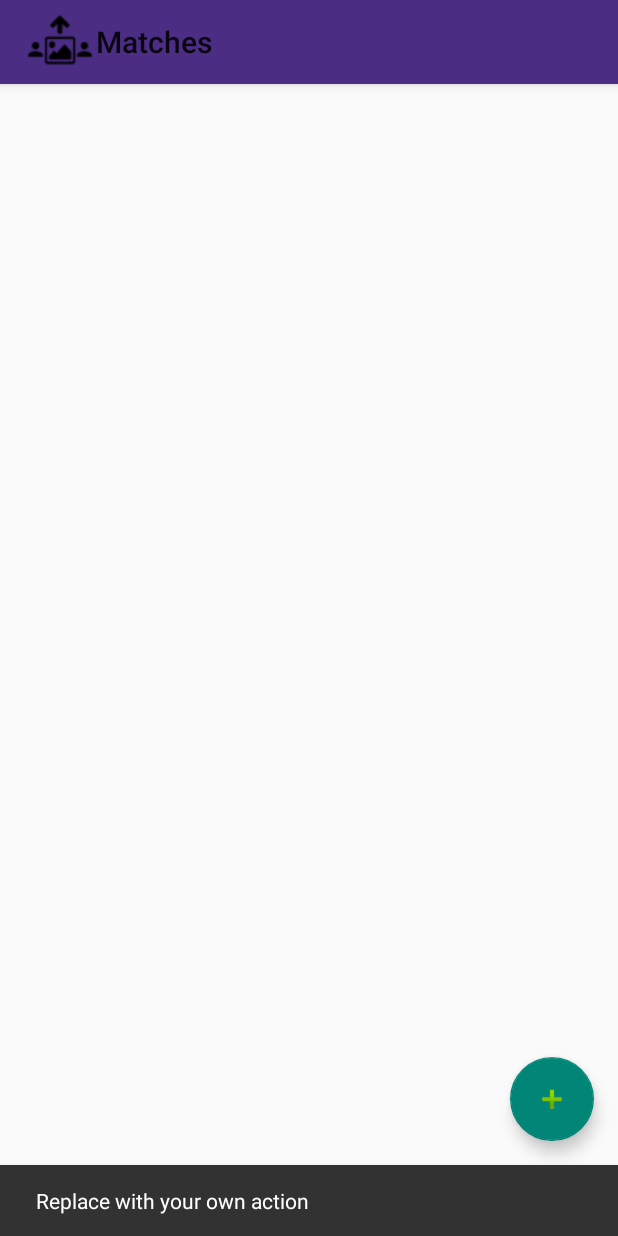
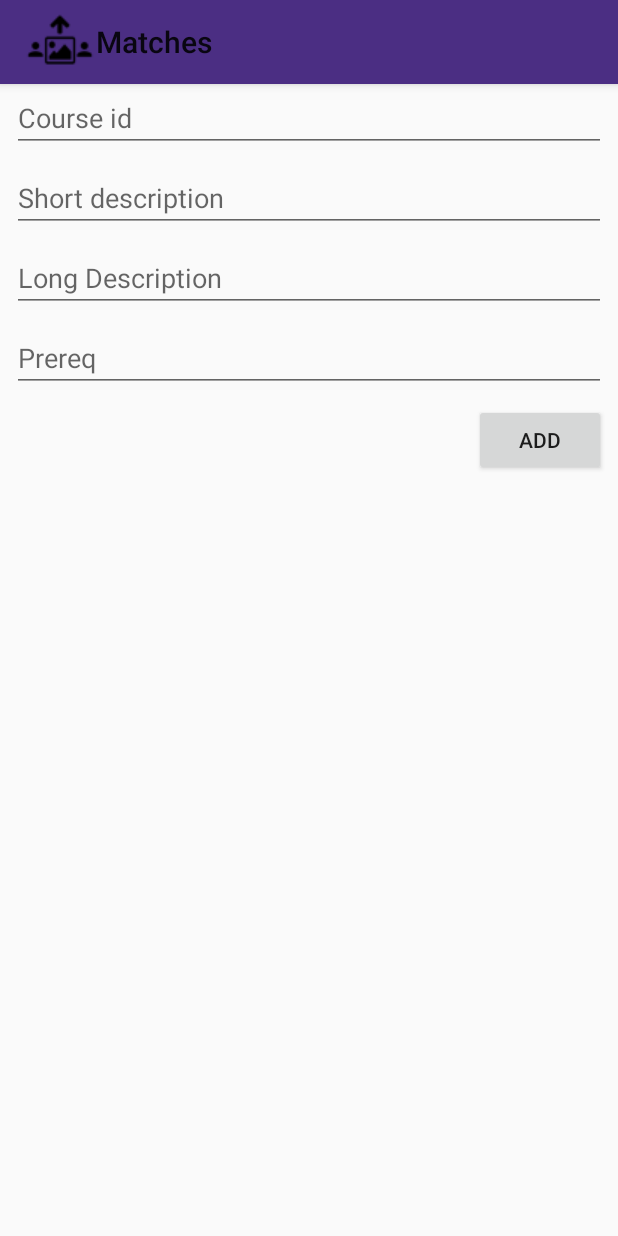
Before and after one commit to MochiCurry/TCSS-450-Team-12, an Android app: the MatchActivity screen opened directly, with no data from a screen before it, after a tap on an icon or button, on a phone screen of 412 x 824 dp. Run offline under Robolectric (Android 15) with nearby library versions, the phone set to English and light mode, and no system bars.

Commit message:
matching

```diff
--- /dev/null
+++ b/app/src/main/java/edu/tacoma/uw/css/sextod/memeups/CourseAddFragment.java
@@ -0,0 +1,185 @@
+package edu.tacoma.uw.css.sextod.memeups;
+
+import android.content.Context;
+import android.net.Uri;
+import android.os.Bundle;
+import android.support.design.widget.FloatingActionButton;
+import android.support.v4.app.Fragment;
+import android.view.LayoutInflater;
+import android.view.View;
+import android.view.ViewGroup;
+import android.widget.Button;
+import android.widget.EditText;
+import android.widget.Toast;
+
+import java.net.URLEncoder;
+
+
+/**
+ * A simple {@link Fragment} subclass.
+ * Activities that contain this fragment must implement the
+ * {@link CourseAddFragment.OnFragmentInteractionListener} interface
+ * to handle interaction events.
+ * Use the {@link CourseAddFragment#newInstance} factory method to
+ * create an instance of this fragment.
+ */
+public class CourseAddFragment extends Fragment {
+    // the fragment initialization parameters, e.g. ARG_ITEM_NUMBER
+    private static final String ARG_PARAM1 = "param1";
+    private static final String ARG_PARAM2 = "param2";
+
+    private String mParam1;
+    private String mParam2;
+
+    private CourseAddListener mListener;
+    private final static String COURSE_ADD_URL
+            = "http://kferg9.000webhostapp.com/android/addCourse.php?";
+
+    private EditText mCourseIdEditText;
+    private EditText mCourseShortDescEditText;
+    private EditText mCourseLongDescEditText;
+    private EditText mCoursePrereqsEditText;
+
+
+
+   // private OnFragmentInteractionListener mListener;
+
+    public CourseAddFragment() {
+        // Required empty public constructor
+    }
+
+    /**
+     * Use this factory method to create a new instance of
+     * this fragment using the provided parameters.
+     *
+     * @param param1 Parameter 1.
+     * @param param2 Parameter 2.
+     * @return A new instance of fragment CourseAddFragment.
+     */
+    public static CourseAddFragment newInstance(String param1, String param2) {
+        CourseAddFragment fragment = new CourseAddFragment();
+        Bundle args = new Bundle();
+        args.putString(ARG_PARAM1, param1);
+        args.putString(ARG_PARAM2, param2);
+        fragment.setArguments(args);
+        return fragment;
+    }
+
+    @Override
+    public void onCreate(Bundle savedInstanceState) {
+        super.onCreate(savedInstanceState);
+        if (getArguments() != null) {
+            mParam1 = getArguments().getString(ARG_PARAM1);
+            mParam2 = getArguments().getString(ARG_PARAM2);
+        }
+    }
+
+    @Override
+    public View onCreateView(LayoutInflater inflater, ViewGroup container,
+                             Bundle savedInstanceState) {
+        // Inflate the layout for this fragment
+        View v = inflater.inflate(R.layout.fragment_course_add, container, false);
+
+        mCourseIdEditText = (EditText) v.findViewById(R.id.add_course_id);
+        mCourseShortDescEditText = (EditText) v.findViewById(R.id.add_course_short_desc);
+        mCourseLongDescEditText = (EditText) v.findViewById(R.id.add_course_long_desc);
+        mCoursePrereqsEditText = (EditText) v.findViewById(R.id.add_course_prereqs);
+
+        FloatingActionButton floatingActionButton = (FloatingActionButton)
+                getActivity().findViewById(R.id.fab);
+        floatingActionButton.hide();
+
+        Button addCourseButton = (Button) v.findViewById(R.id.btnCourse);
+        addCourseButton.setOnClickListener(new View.OnClickListener() {
+            @Override
+            public void onClick(View v) {
+                String url = buildCourseURL(v);
+                mListener.addCourse(url);
+            }
+        });
+
+
+
+        return v;
+    }
+
+
+//    public void onButtonPressed(Uri uri) {
+//        if (mListener != null) {
+//            mListener.onFragmentInteraction(uri);
+//        }
+//    }
+
+    @Override
+    public void onAttach(Context context) {
+        super.onAttach(context);
+        if (context instanceof CourseAddListener) {
+            mListener = (CourseAddListener) context;
+        } else {
+            throw new RuntimeException(context.toString()
+                    + " must implement CourseAddListener");
+        }
+    }
+
+
+
+    @Override
+    public void onDetach() {
+        super.onDetach();
+        mListener = null;
+    }
+
+    /**
+     * This interface must be implemented by activities that contain this
+     * fragment to allow an interaction in this fragment to be communicated
+     * to the activity and potentially other fragments contained in that
+     * activity.
+     * <p>
+     * See the Android Training lesson <a href=
+     * "http://developer.android.com/training/basics/fragments/communicating.html"
+     * >Communicating with Other Fragments</a> for more information.
+     */
+    public interface OnFragmentInteractionListener {
+        void onFragmentInteraction(Uri uri);
+    }
+
+    public interface CourseAddListener {
+        public void addCourse(String url);
+    }
+
+    private String buildCourseURL(View v) {
+
+        StringBuilder sb = new StringBuilder(COURSE_ADD_URL);
+
+        try {
+
+            String courseId = mCourseIdEditText.getText().toString();
+            sb.append("id=");
+            sb.append(URLEncoder.encode(courseId, "UTF-8"));
+
+
+            String courseShortDesc = mCourseShortDescEditText.getText().toString();
+            sb.append("&shortDesc=");
+            sb.append(URLEncoder.encode(courseShortDesc, "UTF-8"));
+
+
+            String courseLongDesc = mCourseLongDescEditText.getText().toString();
+            sb.append("&longDesc=");
+            sb.append(URLEncoder.encode(courseLongDesc, "UTF-8"));
+
+            String coursePrereqs = mCoursePrereqsEditText.getText().toString();
+            sb.append("&prereqs=");
+            sb.append(URLEncoder.encode(coursePrereqs, "UTF-8"));
+
+            //Log.i(TAG sb.toString());
+
+        }
+        catch(Exception e) {
+            Toast.makeText(v.getContext(), "Something wrong with the url" + e.getMessage(), Toast.LENGTH_LONG)
+                    .show();
+        }
+        return sb.toString();
+    }
+
+
+}
--- a/app/src/main/java/edu/tacoma/uw/css/sextod/memeups/CourseDetailFragment.java
+++ b/app/src/main/java/edu/tacoma/uw/css/sextod/memeups/CourseDetailFragment.java
@@ -3,6 +3,7 @@ package edu.tacoma.uw.css.sextod.memeups;
 import android.content.Context;
 import android.net.Uri;
 import android.os.Bundle;
+import android.support.design.widget.FloatingActionButton;
 import android.support.v4.app.Fragment;
 import android.view.LayoutInflater;
 import android.view.View;
@@ -79,6 +80,11 @@ public class CourseDetailFragment extends Fragment {
         mCourseLongDescTextView = (TextView) view.findViewById(R.id.course_long_desc);
         mCoursePrereqsTextView = (TextView) view.findViewById(R.id.course_prereqs);
 
+        FloatingActionButton floatingActionButton = (FloatingActionButton)
+                getActivity().findViewById(R.id.fab);
+        floatingActionButton.show();
+
+
         return view;
 
     }
--- a/app/src/main/java/edu/tacoma/uw/css/sextod/memeups/MatchListFragment.java
+++ b/app/src/main/java/edu/tacoma/uw/css/sextod/memeups/MatchListFragment.java
@@ -3,6 +3,7 @@ package edu.tacoma.uw.css.sextod.memeups;
 import android.content.Context;
 import android.os.AsyncTask;
 import android.os.Bundle;
+import android.support.design.widget.FloatingActionButton;
 import android.support.v4.app.Fragment;
 import android.support.v7.widget.GridLayoutManager;
 import android.support.v7.widget.LinearLayoutManager;
@@ -81,6 +82,11 @@ public class MatchListFragment extends Fragment {
            // mRecyclerView.setAdapter(new MyCourseRecyclerViewAdapter(mCourseList, mListener));
             CourseAsyncTask courseAsyncTask = new CourseAsyncTask();
             courseAsyncTask.execute(new String[]{COURSE_URL});
+
+            FloatingActionButton floatingActionButton = (FloatingActionButton)
+                    getActivity().findViewById(R.id.fab);
+            floatingActionButton.show();
+
 
         }
         return view;
--- /dev/null
+++ b/app/src/main/res/layout/fragment_course_add.xml
@@ -0,0 +1,81 @@
+<?xml version="1.0" encoding="utf-8"?>
+<android.support.constraint.ConstraintLayout xmlns:android="http://schemas.android.com/apk/res/android"
+    xmlns:app="http://schemas.android.com/apk/res-auto"
+    xmlns:tools="http://schemas.android.com/tools"
+    android:layout_width="match_parent"
+    android:layout_height="match_parent"
+    tools:context=".CourseAddFragment">
+
+
+    <EditText
+        android:id="@+id/add_course_id"
+        android:layout_width="match_parent"
+        android:layout_height="wrap_content"
+        android:layout_marginEnd="8dp"
+        android:layout_marginLeft="8dp"
+        android:layout_marginRight="8dp"
+        android:layout_marginStart="8dp"
+        android:hint="Course id"
+        android:inputType="textPersonName"
+        app:layout_constraintEnd_toEndOf="parent"
+        app:layout_constraintStart_toStartOf="parent" />
+
+    <EditText
+        android:id="@+id/add_course_short_desc"
+        android:layout_width="match_parent"
+        android:layout_height="wrap_content"
+        android:layout_marginEnd="8dp"
+        android:layout_marginLeft="8dp"
+        android:layout_marginRight="8dp"
+        android:layout_marginStart="8dp"
+        android:layout_marginTop="8dp"
+        android:hint="Short description"
+        android:inputType="textPersonName"
+        app:layout_constraintEnd_toEndOf="parent"
+        app:layout_constraintStart_toStartOf="parent"
+        app:layout_constraintTop_toBottomOf="@+id/add_course_id" />
+
+    <EditText
+        android:id="@+id/add_course_long_desc"
+        android:layout_width="match_parent"
+        android:layout_height="wrap_content"
+        android:layout_marginEnd="8dp"
+        android:layout_marginLeft="8dp"
+        android:layout_marginRight="8dp"
+        android:layout_marginStart="8dp"
+        android:layout_marginTop="8dp"
+        android:ems="10"
+        android:hint="Long Description"
+        android:inputType="textPersonName"
+        app:layout_constraintEnd_toEndOf="parent"
+        app:layout_constraintStart_toStartOf="parent"
+        app:layout_constraintTop_toBottomOf="@+id/add_course_short_desc" />
+
+    <EditText
+        android:id="@+id/add_course_prereqs"
+        android:layout_width="match_parent"
+        android:layout_height="wrap_content"
+        android:layout_marginEnd="8dp"
+        android:layout_marginLeft="8dp"
+        android:layout_marginRight="8dp"
+        android:layout_marginStart="8dp"
+        android:layout_marginTop="8dp"
+        android:ems="10"
+        android:hint="Prereq"
+        android:inputType="textPersonName"
+        app:layout_constraintEnd_toEndOf="parent"
+        app:layout_constraintStart_toStartOf="parent"
+        app:layout_constraintTop_toBottomOf="@+id/add_course_long_desc" />
+
+    <Button
+        android:id="@+id/btnCourse"
+        android:layout_width="wrap_content"
+        android:layout_height="wrap_content"
+        android:layout_marginEnd="8dp"
+        android:layout_marginRight="8dp"
+        android:layout_marginTop="8dp"
+        android:text="Add"
+        app:layout_constraintEnd_toEndOf="parent"
+        app:layout_constraintTop_toBottomOf="@+id/add_course_prereqs" />
+
+</android.support.constraint.ConstraintLayout>
```
Also changed, not shown: app/src/main/java/edu/tacoma/uw/css/sextod/memeups/MatchActivity.java (+97 -3 lines), app/src/main/java/edu/tacoma/uw/css/sextod/memeups/database/Match.java (+7 -9 lines).
